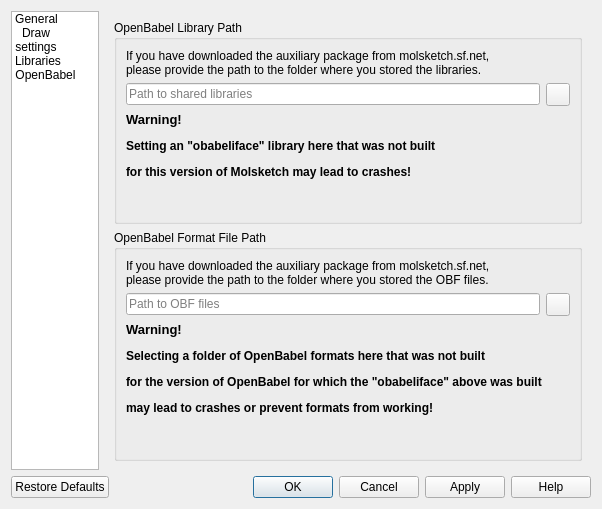
Above: molsketch/settingsdialog.ui from timvdm/Molsketch before the change. Below: the same form after it.
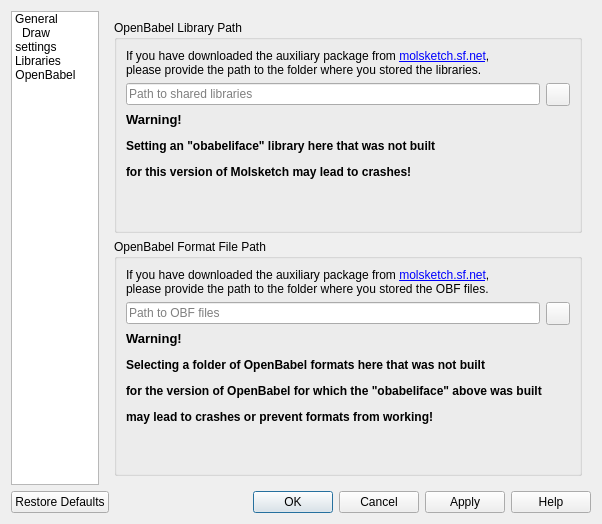
That is the form after the change. The open tabs and pages were chosen to show the change. Icons and pictures are not drawn.

```diff
--- a/molsketch/settingsdialog.ui
+++ b/molsketch/settingsdialog.ui
@@ -8,7 +8,7 @@
     <x>0</x>
     <y>0</y>
     <width>602</width>
-    <height>509</height>
+    <height>524</height>
    </rect>
   </property>
   <property name="windowTitle">
@@ -326,7 +326,7 @@
                 <item>
                  <widget class="QLabel" name="libraryExplanation">
                   <property name="text">
-                   <string>If you have downloaded the auxiliary package from molsketch.sf.net,&lt;br&gt;please provide the path to the folder where you stored the libraries.</string>
+                   <string>If you have downloaded the auxiliary package from &lt;a href=&quot;http://molsketch.sourceforge.net/&quot;&gt;molsketch.sf.net&lt;/a&gt;,&lt;br/&gt;please provide the path to the folder where you stored the libraries.</string>
                   </property>
                  </widget>
                 </item>
@@ -388,7 +388,7 @@
                 <item>
                  <widget class="QLabel" name="obfExplanation">
                   <property name="text">
-                   <string>If you have downloaded the auxiliary package from molsketch.sf.net,&lt;br&gt;please provide the path to the folder where you stored the OBF files.</string>
+                   <string>If you have downloaded the auxiliary package from &lt;a href=&quot;http://molsketch.sourceforge.net/&quot;&gt;molsketch.sf.net&lt;/a&gt;,&lt;br/&gt;please provide the path to the folder where you stored the OBF files.</string>
                   </property>
                  </widget>
                 </item>
```
Left out of the diff: 12 changed lines with no effect on the pictures.
